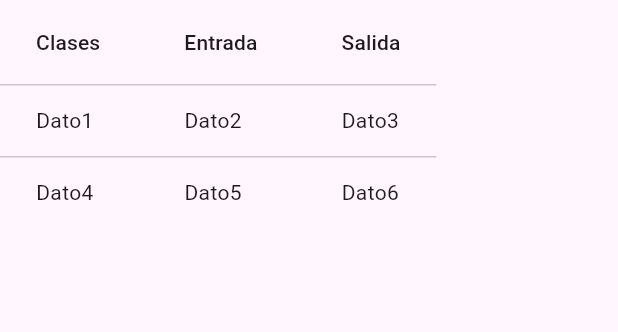
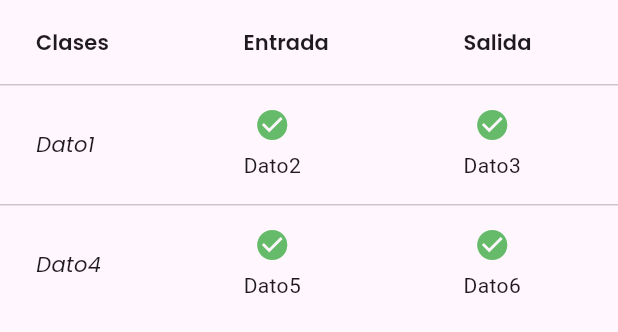
Before and after one commit to RedDragon022/Proyecto_Equipo5_SIC, a Flutter app: the AttendanceView widget shown alone on an empty page, opened directly, on a phone screen of 412 x 824 dp. Shown: the top 332 px of the screen. Run offline on Flutter 3.47's test engine with Material 3 defaults, Android fonts, the phone set to English and light mode, and no system bars; our stand-ins replace flutter_riverpod, go_router, google_fonts, table_calendar; network calls fail.

Commit message:
pantalla de inicio y de agenda creada y empezada

```diff
--- a/lib/main.dart
+++ b/lib/main.dart
@@ -1,10 +1,11 @@
 import 'package:flutter/material.dart';
+import 'package:flutter_riverpod/flutter_riverpod.dart';
 import 'package:teachersguard/config/theme/app_theme.dart';
 
 import 'config/router/app_router.dart';
 
 void main() {
-  runApp(const MainApp());
+  runApp(const ProviderScope(child: MainApp()));
 }
 
 class MainApp extends StatelessWidget {
--- a/lib/presentation/screens/login/login_screen.dart
+++ b/lib/presentation/screens/login/login_screen.dart
@@ -45,7 +45,9 @@ class _LoginView extends StatelessWidget {
                     const BorderRadius.only(topLeft: Radius.circular(100)),
               ),
               child: const SingleChildScrollView(
-                  physics: BouncingScrollPhysics(), child: LoginForm()),
+                  physics: BouncingScrollPhysics(),
+                  child: LoginForm()
+                ),
             )
           ],
         )
--- a/lib/presentation/views/home/home_view.dart
+++ b/lib/presentation/views/home/home_view.dart
@@ -8,7 +8,7 @@ class HomeView extends StatelessWidget {
   Widget build(BuildContext context) {
     return Column(
       children: [
-        HeaderHome(
+        const HeaderHome(
           name: 'Wongyoung',
           imageUrl:
               'https://th.bing.com/th/id/OIP.gGnxYwfTCN_kNeabccBLKwHaJQ?rs=1&pid=ImgDetMain',
@@ -19,7 +19,7 @@ class HomeView extends StatelessWidget {
               physics: const BouncingScrollPhysics(),
               padding: const EdgeInsets.symmetric(horizontal: 20, vertical: 30),
               separatorBuilder: (context, index) => const SizedBox(height: 30),
-              itemBuilder: (context, index) => ClassBox(
+              itemBuilder: (context, index) => const ClassBox(
                     classLabel: 'Clase Actual',
                     classRoomLabel: 'Salon 303',
                     hourLabel: '10:00-11:00',
--- a/lib/presentation/views/schedule/attendance_view.dart
+++ b/lib/presentation/views/schedule/attendance_view.dart
@@ -1,4 +1,5 @@
 import 'package:flutter/material.dart';
+import 'package:google_fonts/google_fonts.dart';
 
 class AttendanceView extends StatelessWidget {
   const AttendanceView({super.key});
@@ -11,26 +12,63 @@ class AttendanceView extends StatelessWidget {
       // Agrega más datos según sea necesario
     ];
 
+    final textStyleContext = Theme.of(context).textTheme;
+
+    final textFont = GoogleFonts.poppins();
+
+    final titleStyle = textFont.copyWith(
+        fontSize: textStyleContext.labelLarge?.fontSize,
+        fontWeight: FontWeight.w600);
+
+    final classLabelStyle = textFont.copyWith(
+        fontSize: textStyleContext.labelLarge?.fontSize,
+        fontStyle: FontStyle.italic);
+
     return SingleChildScrollView(
       scrollDirection: Axis.vertical,
+      child: SizedBox(
+        width: double.infinity,
         child: DataTable(
-
-        columns: const [
-          DataColumn(label: Text('Clases')),
-          DataColumn(label: Text('Entrada')),
-          DataColumn(label: Text('Salida')),
+          dataRowMaxHeight: 80,
+          columns: [
+            DataColumn(label: Text('Clases', style: titleStyle)),
+            DataColumn(label: Text('Entrada', style: titleStyle)),
+            DataColumn(label: Text('Salida', style: titleStyle)),
           ],
           rows: List<DataRow>.generate(
             data.length,
             (index) => DataRow(
               cells: [
-              DataCell(Text(data[index]['Columna1'].toString())),
-              DataCell(Text(data[index]['Columna2'].toString())),
-              DataCell(Text(data[index]['Columna3'].toString())),
+                DataCell(Text(data[index]['Columna1'].toString(),
+                    style: classLabelStyle)),
+                DataCell(_AttendanceCell(label: data[index]['Columna2'].toString())),
+                DataCell(_AttendanceCell(label: data[index]['Columna3'].toString())),
               ],
+            ),
           ),
         ),
       ),
     );
   }
 }
+
+class _AttendanceCell extends StatelessWidget {
+  const _AttendanceCell({required this.label});
+
+  final String label;
+
+  @override
+  Widget build(BuildContext context) {
+    return Column(
+      mainAxisAlignment: MainAxisAlignment.center,
+      children: [
+        Icon(
+          Icons.check_circle,
+          color: Colors.green.shade400,
+        ),
+        const SizedBox(height: 5),
+        Text(label),
+      ],
+    );
+  }
+}
--- a/lib/presentation/widgets/home/class_box.dart
+++ b/lib/presentation/widgets/home/class_box.dart
@@ -30,7 +30,7 @@ class ClassBox extends StatelessWidget {
     );
 
     return ClipRRect(
-      borderRadius: BorderRadius.circular(10),
+      borderRadius: BorderRadius.circular(20),
       child: Container(
         height:  (deviceWidth < 300 ) ? deviceHeight / 2.8 : deviceHeight / 3,
         color: const Color.fromARGB(255, 218, 218, 218),
--- a/lib/presentation/widgets/login/login_form.dart
+++ b/lib/presentation/widgets/login/login_form.dart
@@ -22,7 +22,10 @@ class LoginForm extends StatelessWidget {
                 fontWeight: FontWeight.w600, // O FontWeight.bold para negrita
               )),
           const SizedBox(height: 30),
-          const CustomTextField(labelText: 'Correo o num de empleado'),
+          const CustomTextField(
+            labelText: 'Correo o num de empleado',
+
+          ),
           const SizedBox(height: 30),
           const CustomTextField(labelText: 'Contraseña', obscureText: true),
           const SizedBox(height: 20),
```
Also changed, not shown: lib/infraestructure/user.dart (added, +15 -0 lines), lib/presentation/views/schedule/user/user_schedule_view.dart (+28 -33 lines), lib/presentation/widgets/shared/textfield/custom_text_field.dart (+23 -7 lines). Lines whose indentation alone changed are shown as unchanged.
